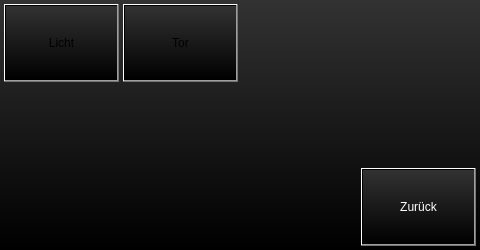
busmaster/homebus, file projects/klaus_visu_ap420/garagewindow.ui: the form before one commit.
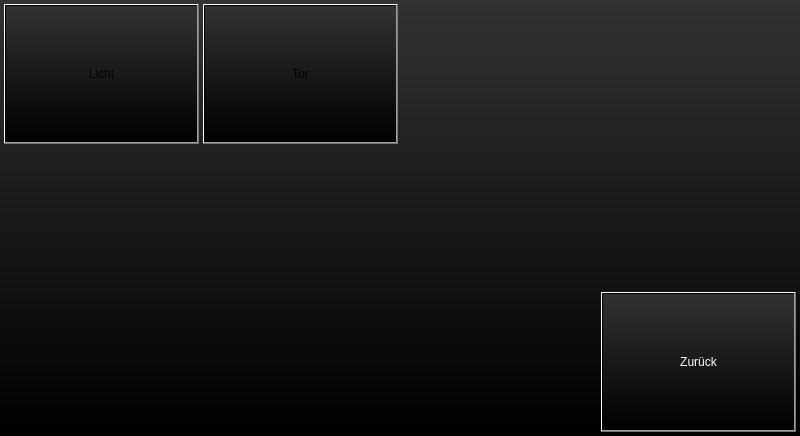
The form after the commit.

The edit to the form file:
```diff
--- a/projects/klaus_visu_ap420/garagewindow.ui
+++ b/projects/klaus_visu_ap420/garagewindow.ui
@@ -6,8 +6,8 @@
    <rect>
     <x>0</x>
     <y>0</y>
-    <width>480</width>
-    <height>250</height>
+    <width>800</width>
+    <height>436</height>
    </rect>
   </property>
   <property name="sizePolicy">
@@ -25,10 +25,10 @@
   <widget class="QPushButton" name="pushButtonBack">
    <property name="geometry">
     <rect>
-     <x>361</x>
-     <y>168</y>
-     <width>115</width>
-     <height>78</height>
+     <x>601</x>
+     <y>292</y>
+     <width>195</width>
+     <height>140</height>
     </rect>
    </property>
    <property name="sizePolicy">
@@ -49,8 +49,8 @@
     <rect>
      <x>4</x>
      <y>4</y>
-     <width>115</width>
-     <height>78</height>
+     <width>195</width>
+     <height>140</height>
     </rect>
    </property>
    <property name="sizePolicy">
@@ -66,10 +66,10 @@
   <widget class="QPushButton" name="pushButtonDoor">
    <property name="geometry">
     <rect>
-     <x>123</x>
+     <x>203</x>
      <y>4</y>
-     <width>115</width>
-     <height>78</height>
+     <width>195</width>
+     <height>140</height>
     </rect>
    </property>
    <property name="sizePolicy">
```
